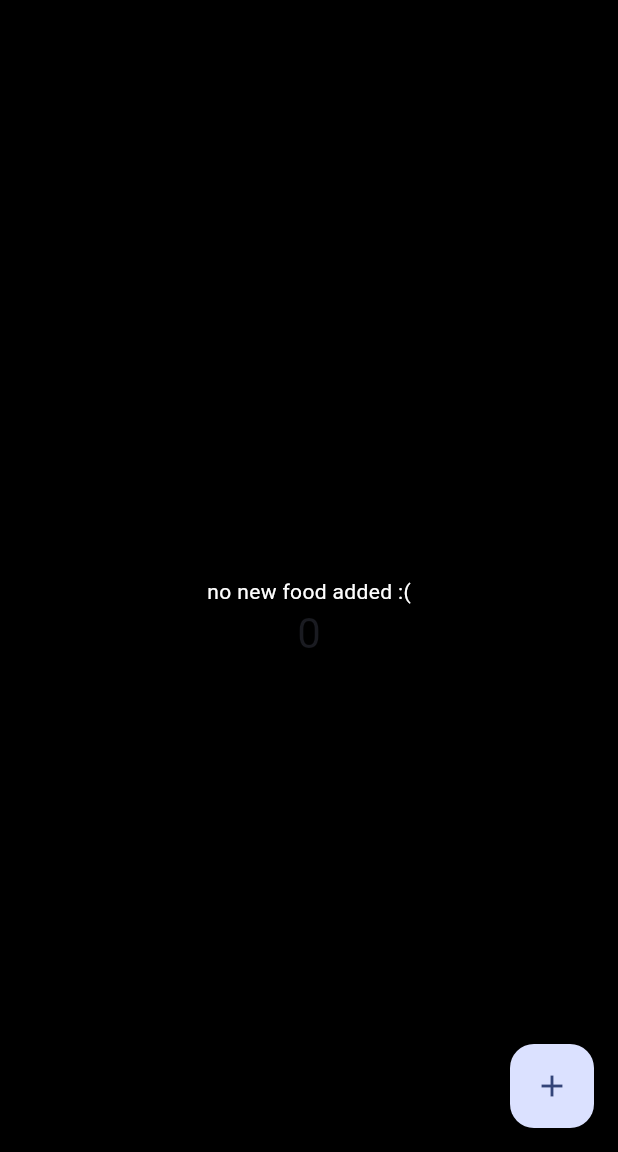
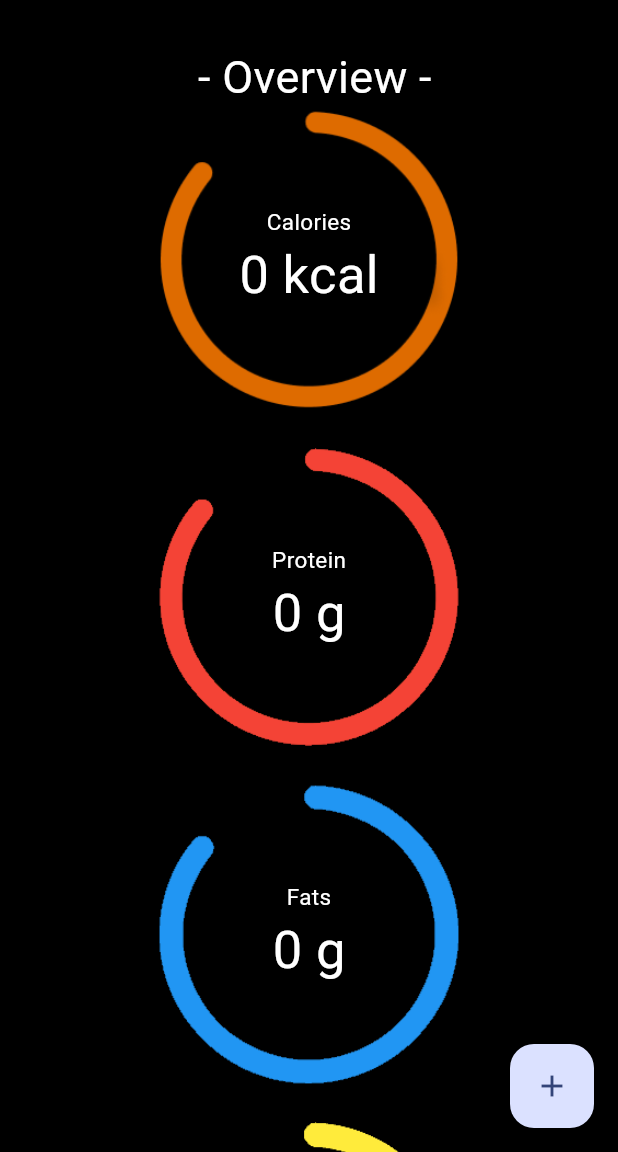
Before and after one commit to bnguye11/CalCount, a Flutter app: the screen it shows after launch, in the side drawer, after a tap on "Home", on a phone screen of 412 x 824 dp, the part 84-1236 px from its top. Run offline on Flutter 3.47's test engine with Material 3 defaults, Android fonts, the phone set to English and light mode, and no system bars; drawn by our look-alikes of sliding_up_panel; our stand-ins replace sqflite; missing offline and left inert: dart:ffi; accounts and stored records are empty.

Commit message:
Added images and editing home screen

```diff
--- a/lib/main.dart
+++ b/lib/main.dart
@@ -1,3 +1,5 @@
+// ignore_for_file: prefer_const_constructors
+
 import 'dart:io';
 
 import 'package:flutter/material.dart';
@@ -24,21 +26,6 @@ class MyApp extends StatelessWidget {
     return MaterialApp(
       title: 'Cal Counter',
       theme: ThemeData(
-        // This is the theme of your application.
-        //
-        // TRY THIS: Try running your application with "flutter run". You'll see
-        // the application has a purple toolbar. Then, without quitting the app,
-        // try changing the seedColor in the colorScheme below to Colors.green
-        // and then invoke "hot reload" (save your changes or press the "hot
-        // reload" button in a Flutter-supported IDE, or press "r" if you used
-        // the command line to start the app).
-        //
-        // Notice that the counter didn't reset back to zero; the application
-        // state is not lost during the reload. To reset the state, use hot
-        // restart instead.
-        //
-        // This works for code too, not just values: Most code changes can be
-        // tested with just a hot reload.
         canvasColor: Colors.black,
         scaffoldBackgroundColor: Colors.black,
         colorScheme: ColorScheme.fromSeed(seedColor: Color.fromARGB(255, 59, 113, 254)),
@@ -58,12 +45,10 @@ class MyHomePage extends StatefulWidget {
 }
 
 class _MyHomePageState extends State<MyHomePage> {
-  final int _counter = 0;
   final ScrollController controller = ScrollController();
   final PanelController panelController = PanelController();
 
-  Food newlyAddedFood =
-      Food(id: -1, name: "Temp", calories: 0, fat: 0, protein: 0, carb: 0);
+  Food newlyAddedFood = Food(id: -1, name: "Temp", calories: 0, fat: 0, protein: 0, carb: 0);
 
   callback(updatedFood) async {
     setState(() {
@@ -100,6 +85,11 @@ class _MyHomePageState extends State<MyHomePage> {
     }
   }
 
+  getDaily () async {
+    var dailyList = await DatabaseHelper.instance.getFoods('dailyFoods');
+    return dailyList;
+  }
+
   getFavourite () async {
     return await DatabaseHelper.instance.getFoods('favouriteFoods');
   }
@@ -115,14 +105,28 @@ class _MyHomePageState extends State<MyHomePage> {
     if (tempFood.id == -1) {
       tempText = const Text("no new food added :(", style: TextStyle(color: Colors.white),);
     } else {
-      tempText = Text(tempFood.name, style: TextStyle(color: Colors.white),);
+      tempText = Text("${tempFood.name} added", style: TextStyle(color: Colors.white),);
     }
 
     return tempText;
   }
 
+  Future <List<int>> getTotals() async{
+    List<int> totals = [0, 0, 0, 0];
+    var daily = await DatabaseHelper.instance.getFoods('dailyFoods');
+    for(var i = 0; i < daily.length; i++){
+      totals[0] += daily[i].calories;
+      totals[1] += daily[i].protein;
+      totals[2] += daily[i].fat;
+      totals[3] += daily[i].carb;
+      print(totals);
+    }
+    return totals;
+  }
+
   @override
-  Widget build(BuildContext context) {
+  Widget build(BuildContext context){
+    var totals = getTotals();
     final panelHeightOpen = MediaQuery.of(context).size.height * 0.8;
     return Scaffold(
       appBar: AppBar(
@@ -159,12 +163,12 @@ class _MyHomePageState extends State<MyHomePage> {
                 textColor: Colors.white,
                 title: const Text('Favourites'),
                 onTap: () async {
-                var favFoods =
-                    await DatabaseHelper.instance.getFoods('favouriteFoods');
+                  var favFoods = await DatabaseHelper.instance.getFoods('favouriteFoods');
                   Navigator.push(
                     context,
                     MaterialPageRoute(
-                      builder: (context) => Favourites(favouriteFoods: favFoods,remove: removeFav,)),
+                      builder: (context) => Favourites(favouriteFoods: favFoods,remove: removeFav,)
+                    ),
                   );
                 },
               ),
@@ -180,20 +184,106 @@ class _MyHomePageState extends State<MyHomePage> {
               ),
             ],
           ),
-        )),
+        ),
+      ),
       body: SlidingUpPanel(
-        body: Center(
-          child: Column(
-            mainAxisAlignment: MainAxisAlignment.center,
+        body: ListView(
+          shrinkWrap: true,
+          padding: EdgeInsets.fromLTRB(0, 30, 0, 100),
+          children: [
+            Column(
+              mainAxisAlignment: MainAxisAlignment.spaceEvenly,
               children: <Widget>[
+                Text(
+                  " - Overview -",
+                  style: TextStyle(fontSize: 30, color:Colors.white),
+                ),
+                FutureBuilder <List<int>>(
+                  future: getTotals(),
+                  builder: (context, snapshot){
+                    if(snapshot.hasData && snapshot.connectionState == ConnectionState.done){
+                      if(snapshot.data != null){
+                        return Column(
+                          children: [
+                            Stack(
+                              alignment: Alignment.center,
+                              children: [
+                                Image(
+                                  height: 200,
+                                  image: AssetImage("assets/images/calCircle.png"),
+                                ),
+                                Column(
+                                  children: [
+                                    Text("Calories", style: TextStyle(fontSize: 15, color:Colors.white)),
+                                    Text("${snapshot.data?[0]} kcal", style: TextStyle(fontSize: 35, color:Colors.white)),
+                                  ],
+                                )
+                              ]
+                            ),
+                            Container(height: 25),
+                            Stack(
+                              alignment: Alignment.center,
+                              children: [
+                                Image(
+                                  height: 200,
+                                  image: AssetImage("assets/images/proteinCircle.png"),
+                                ),
+                                Column(
+                                  children: [
+                                    Text("Protein", style: TextStyle(fontSize: 15, color:Colors.white, )),
+                                    Text("${snapshot.data?[1]} g", style: TextStyle(fontSize: 35, color:Colors.white)),
+                                  ],
+                                )
+
+                              ]
+                            ),
+                            Container(height: 25),
+                            Stack(
+                              alignment: Alignment.center,
+                              children: [
+                                Image(
+                                  height: 200,
+                                  image: AssetImage("assets/images/fatCircle.png"),
+                                ),
+                                Column(
+                                  children: [
+                                    Text("Fats", style: TextStyle(fontSize: 15, color:Colors.white, )),
+                                    Text("${snapshot.data?[2]} g", style: TextStyle(fontSize: 35, color:Colors.white)),
+                                  ],
+                                )
+                              ]
+                            ),
+                            Container(height: 25),
+                            Stack(
+                              alignment: Alignment.center,
+                              children: [
+                                Image(
+                                  height: 200,
+                                  image: AssetImage("assets/images/carbCircle.png"),
+                                ),
+                                Column(
+                                  children: [
+                                    Text("Carbs", style: TextStyle(fontSize: 15, color:Colors.white, )),
+                                    Text("${snapshot.data?[3]} g", style: TextStyle(fontSize: 35, color:Colors.white)),
+                                  ],
+                                )
+                              ]
+                            ),
+                          ]
+                        );
+                      }
+                    }
+                    return Text("Nothing", style: TextStyle(fontSize: 30, color:Colors.white));
+                  }
+                ),
+                Text(
+                  " - History -",
+                  style: TextStyle(fontSize: 30, color:Colors.white),
+                ),
                 setText(),
-              Text(
-                '$_counter',
-                style: Theme.of(context).textTheme.headlineMedium,
-              ),
-
               ],
             ),
+          ],
         ),
         controller: panelController,
         maxHeight: panelHeightOpen,
@@ -219,7 +309,7 @@ class _MyHomePageState extends State<MyHomePage> {
           panelController.open();
         },
         child: const Icon(Icons.add),
-      ), // This trailing comma makes auto-formatting nicer for build methods.
+      ),
     );
   }
 }
```
Also changed, not shown: assets/images/calCircle.png (added), assets/images/carbCircle.png (added), assets/images/fatCircle.png (added), assets/images/proteinCircle.png (added). Lines whose indentation alone changed are shown as unchanged.
